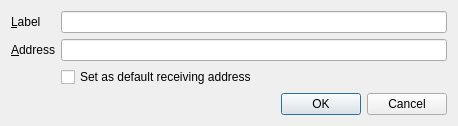
First picture: the form in src/qt/forms/editaddressdialog.ui, repository raffermeko/bitcoin, before the edit.
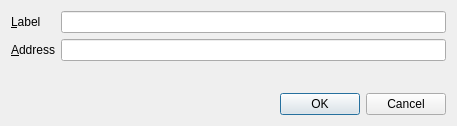
Second picture: the form after the edit.

Commit message: Send: dialog redesign (automatically look up label for entered address)

What changed in the file:
```diff
--- a/src/qt/forms/editaddressdialog.ui
+++ b/src/qt/forms/editaddressdialog.ui
@@ -6,8 +6,8 @@
    <rect>
     <x>0</x>
     <y>0</y>
-    <width>458</width>
-    <height>114</height>
+    <width>457</width>
+    <height>126</height>
    </rect>
   </property>
   <property name="windowTitle">
@@ -53,13 +53,6 @@
        </property>
       </widget>
      </item>
-     <item row="2" column="1">
-      <widget class="QCheckBox" name="setAsDefault">
-       <property name="text">
-        <string>Set as default receiving address</string>
-       </property>
-      </widget>
-     </item>
     </layout>
    </item>
    <item>
```
Left out of the diff: 14 changed lines with no effect on the pictures. The commit also changes 11 other files.
